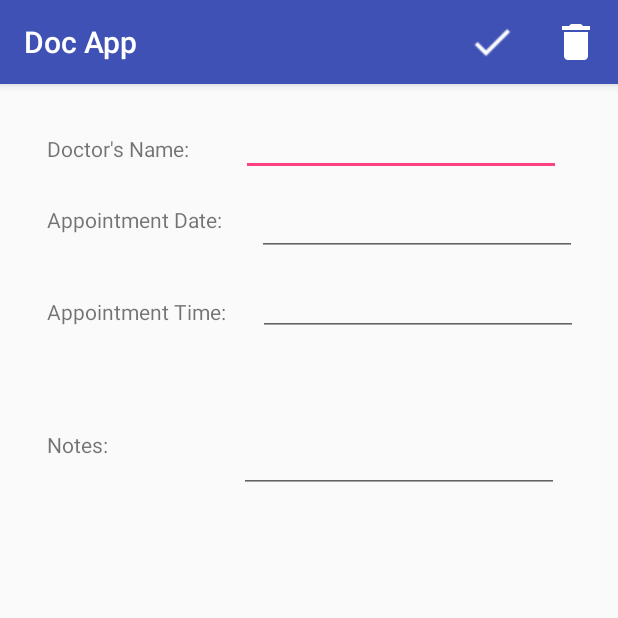
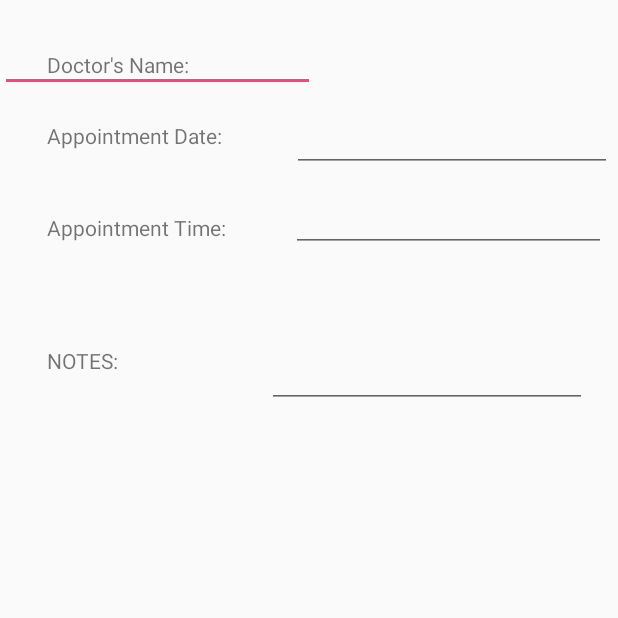
Before and after one commit to robertk217/sofe4640-final-project, an Android app: the EditAppointmentActivity screen opened directly, with no data from a screen before it, on a phone screen of 412 x 824 dp, the top half of it. Run offline under Robolectric (Android 15) with nearby library versions, the phone set to English and light mode, and no system bars; 1 statement that could not run was skipped.

Commit message:
added background noise and aligned output

```diff
--- a/app/src/main/res/layout/activity_appointment_details.xml
+++ b/app/src/main/res/layout/activity_appointment_details.xml
@@ -12,7 +12,7 @@
         android:layout_height="wrap_content"
         android:layout_marginLeft="31dp"
         android:layout_marginTop="33dp"
-        android:text="@string/doc_name"
+        android:text="Doctor's Name: "
         app:layout_constraintLeft_toLeftOf="parent"
         app:layout_constraintTop_toTopOf="parent" />
 
@@ -22,7 +22,7 @@
         android:layout_height="wrap_content"
         android:layout_marginLeft="31dp"
         android:layout_marginTop="28dp"
-        android:text="@string/appt_date"
+        android:text="Appointment Date:"
         app:layout_constraintLeft_toLeftOf="parent"
         app:layout_constraintTop_toBottomOf="@+id/lblName" />
 
@@ -32,7 +32,7 @@
         android:layout_height="wrap_content"
         android:layout_marginLeft="31dp"
         android:layout_marginTop="42dp"
-        android:text="@string/appt_time"
+        android:text="Appointment Time:"
         app:layout_constraintLeft_toLeftOf="parent"
         app:layout_constraintTop_toBottomOf="@+id/lblDate" />
 
@@ -42,49 +42,52 @@
         android:layout_height="wrap_content"
         android:layout_marginLeft="31dp"
         android:layout_marginTop="69dp"
-        android:text="@string/notes"
+        android:text="NOTES:"
         app:layout_constraintLeft_toLeftOf="parent"
         app:layout_constraintTop_toBottomOf="@+id/textView3" />
 
     <EditText
         android:id="@+id/txtName"
-        android:layout_width="wrap_content"
+        android:layout_width="210dp"
         android:layout_height="wrap_content"
-        android:layout_marginLeft="34dp"
+        android:layout_marginBottom="8dp"
         android:layout_marginTop="16dp"
         android:ems="10"
         android:inputType="text"
-        app:layout_constraintLeft_toRightOf="@+id/lblName"
+        app:layout_constraintBottom_toBottomOf="parent"
         app:layout_constraintTop_toTopOf="parent"
-        app:layout_constraintBottom_toBottomOf="parent"
-        android:layout_marginBottom="8dp"
-        app:layout_constraintVertical_bias="0.0" />
+        app:layout_constraintVertical_bias="0.0"
+        tools:layout_editor_absoluteX="158dp" />
 
     <EditText
         android:id="@+id/txtDate"
-        android:layout_width="wrap_content"
+        android:layout_width="213dp"
         android:layout_height="wrap_content"
+        android:layout_marginBottom="401dp"
+        android:layout_marginEnd="4dp"
         android:layout_marginLeft="23dp"
+        android:layout_marginTop="8dp"
         android:ems="10"
         android:inputType="textPersonName"
+        app:layout_constraintBottom_toBottomOf="parent"
+        app:layout_constraintEnd_toEndOf="parent"
         app:layout_constraintLeft_toRightOf="@+id/lblDate"
-        app:layout_constraintBottom_toBottomOf="parent"
-        android:layout_marginBottom="401dp"
-        android:layout_marginTop="8dp"
         app:layout_constraintTop_toBottomOf="@+id/txtName"
         app:layout_constraintVertical_bias="0.0" />
 
     <EditText
         android:id="@+id/txtTime"
-        android:layout_width="wrap_content"
+        android:layout_width="210dp"
         android:layout_height="wrap_content"
+        android:layout_marginBottom="343dp"
+        android:layout_marginEnd="8dp"
         android:layout_marginLeft="21dp"
+        android:layout_marginTop="8dp"
         android:ems="10"
         android:inputType="textPersonName"
+        app:layout_constraintBottom_toBottomOf="parent"
+        app:layout_constraintEnd_toEndOf="parent"
         app:layout_constraintLeft_toRightOf="@+id/textView3"
-        app:layout_constraintBottom_toBottomOf="parent"
-        android:layout_marginBottom="343dp"
-        android:layout_marginTop="8dp"
         app:layout_constraintTop_toBottomOf="@+id/txtDate"
         app:layout_constraintVertical_bias="0.0" />
 
@@ -93,16 +96,16 @@
         android:layout_width="wrap_content"
         android:layout_height="wrap_content"
         android:layout_marginBottom="8dp"
-        android:layout_marginRight="39dp"
+        android:layout_marginLeft="8dp"
+        android:layout_marginRight="5dp"
         android:layout_marginTop="8dp"
         android:ems="10"
         android:inputType="textMultiLine"
         app:layout_constraintBottom_toBottomOf="parent"
+        app:layout_constraintHorizontal_bias="0.857"
+        app:layout_constraintLeft_toRightOf="@+id/lblNotes"
         app:layout_constraintRight_toRightOf="parent"
         app:layout_constraintTop_toBottomOf="@+id/txtTime"
-        app:layout_constraintVertical_bias="0.095"
-        app:layout_constraintLeft_toRightOf="@+id/lblNotes"
-        android:layout_marginLeft="8dp"
-        app:layout_constraintHorizontal_bias="1.0" />
+        app:layout_constraintVertical_bias="0.085" />
 
 </android.support.constraint.ConstraintLayout>
--- a/app/src/main/res/layout/activity_main.xml
+++ b/app/src/main/res/layout/activity_main.xml
@@ -14,7 +14,7 @@
         android:layout_marginRight="0dp"
         android:backgroundTint="#80a0ff"
         android:onClick="onSearch"
-        android:text="find a doctor"
+        android:text="@string/find_a_doctor"
         android:textSize="18sp"
         app:layout_constraintBottom_toTopOf="@+id/button2"
         app:layout_constraintRight_toRightOf="parent" />
@@ -27,7 +27,7 @@
         android:layout_marginRight="-1dp"
         android:backgroundTint="#ff2050"
         android:onClick="onAppt"
-        android:text="appointments"
+        android:text="@string/appointment"
         android:textSize="18sp"
         app:layout_constraintBottom_toBottomOf="parent"
         app:layout_constraintRight_toRightOf="parent" />
@@ -38,7 +38,7 @@
         android:layout_height="40dp"
         android:backgroundTint="#00ff00"
         android:onClick="onInfo"
-        android:text="drug info"
+        android:text="@string/drugs"
         app:layout_constraintBottom_toBottomOf="parent"
         android:layout_marginBottom="37dp"
         android:layout_marginRight="31dp"
--- a/app/src/main/res/layout/activity_my_appointments.xml
+++ b/app/src/main/res/layout/activity_my_appointments.xml
@@ -5,6 +5,7 @@
     android:layout_width="match_parent"
     android:layout_height="match_parent"
     android:background="@drawable/notestransp"
+
     tools:context="com.example.a100536625.finalproject.MyAppointments">
 
 
--- a/app/src/main/res/layout/activity_single_item_view.xml
+++ b/app/src/main/res/layout/activity_single_item_view.xml
@@ -8,7 +8,9 @@
         android:id="@+id/first_name_label"
         android:layout_width="wrap_content"
         android:layout_height="wrap_content"
-        android:layout_centerHorizontal="true"
+        android:layout_alignStart="@+id/last_name_label"
+        android:layout_below="@+id/last_name"
+        android:layout_marginTop="72dp"
         android:text="@string/first_name_label" />
 
     <TextView
@@ -73,7 +75,7 @@
         android:layout_alignParentBottom="true"
         android:layout_centerHorizontal="true"
         android:layout_marginBottom="41dp"
-        android:text="Book Appointment"
+        android:text="@string/book_appointment"
         android:onClick="onBookAppointment"/>
 
 </RelativeLayout>
--- a/app/src/main/res/values/strings.xml
+++ b/app/src/main/res/values/strings.xml
@@ -8,4 +8,9 @@
     <string name="appt_date">Appointment Date:</string>
     <string name="appt_time">Appointment Time:</string>
     <string name="notes">Notes:</string>
+    <string name="last_name_search">Last Name Search</string>
+    <string name="book_appointment">Book Appointment</string>
+    <string name="appointment">appointments</string>
+    <string name="find_a_doctor">find a doctor</string>
+    <string name="drugs">drug info</string>
 </resources>
--- a/app/src/main/res/values/styles.xml
+++ b/app/src/main/res/values/styles.xml
@@ -1,7 +1,7 @@
 <resources>
 
     <!-- Base application theme. -->
-    <style name="AppTheme" parent="Theme.AppCompat.Light.DarkActionBar">
+    <style name="AppTheme" parent="Theme.AppCompat.Light.NoActionBar">
         <!-- Customize your theme here. -->
         <item name="colorPrimary">@color/colorPrimary</item>
         <item name="colorPrimaryDark">@color/colorPrimaryDark</item>
--- a/build.gradle
+++ b/build.gradle
@@ -5,7 +5,7 @@ buildscript {
         jcenter()
     }
     dependencies {
-        classpath 'com.android.tools.build:gradle:2.3.3'
+        classpath 'com.android.tools.build:gradle:3.0.1'
 
         // NOTE: Do not place your application dependencies here; they belong
         // in the individual module build.gradle files
```
Also changed, not shown: app/src/main/java/com/example/a100536625/finalproject/MainActivity.java (+25 -1 lines), app/src/main/res/layout/listview_main.xml (+5 -2 lines), gradle/wrapper/gradle-wrapper.properties, 1 other file.
